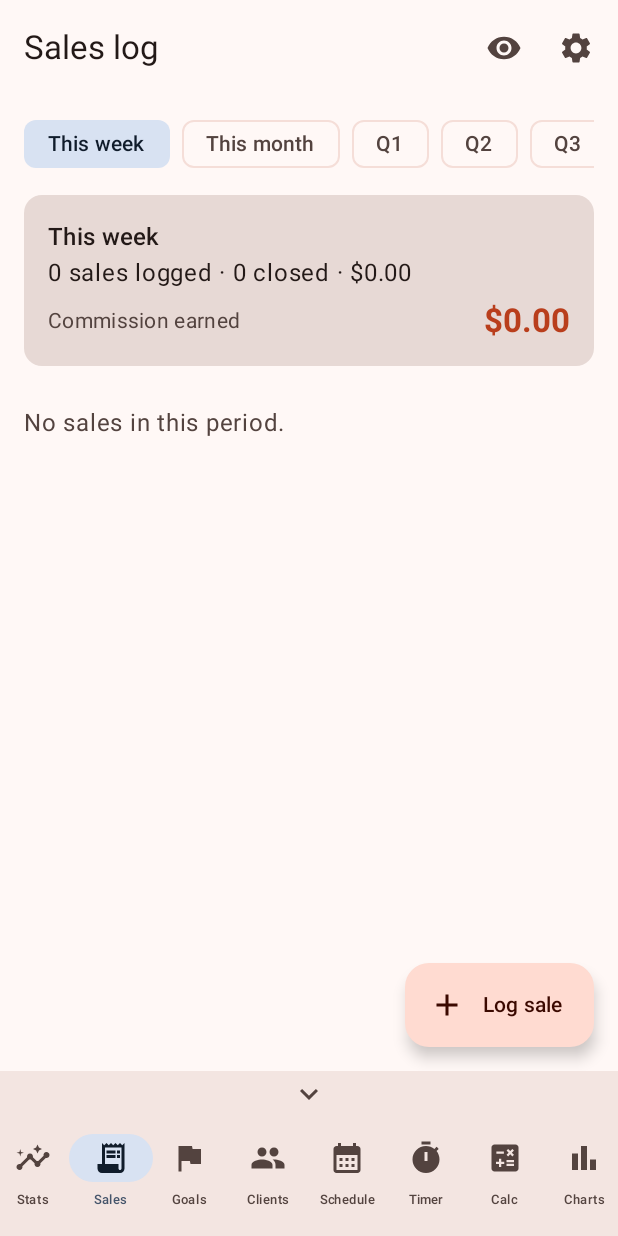
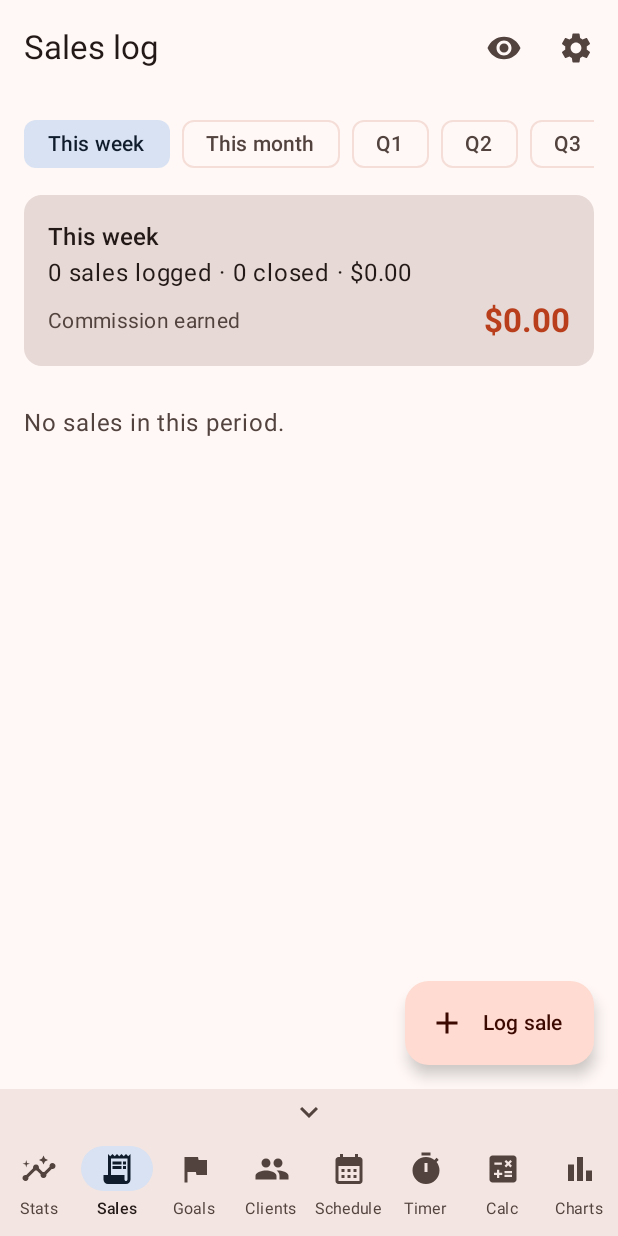
Before and after one commit to Ray-Aurelius/SalesTracker, an Android app built with Jetpack Compose: the composable SalesApp shown on its own in the app's theme, item 2 of the bottom bar chosen, on a phone screen of 412 x 824 dp. Run offline under Robolectric (Android 15) with nearby library versions, the phone set to English and light mode, and no system bars.

Commit message:
Custom bottom menu: every label fits with eight tabs
Co-Authored-By: Claude Opus 5.5 <noreply@anthropic.com>
Claude-Session: https://claude.ai/code/session_013fLhE5NWs9uEYnMEV2QD7t

```diff
--- a/app/src/main/java/com/salestracker/app/MainActivity.kt
+++ b/app/src/main/java/com/salestracker/app/MainActivity.kt
@@ -271,13 +271,14 @@ internal fun SalesApp(vm: AppViewModel, isDark: Boolean) {
     // In landscape a bottom bar leaves too little room for the page, so the menu goes to the side.
     val side = vm.menuOnLeft || config.screenHeightDp < 480
     // Bottom bar: 7 items share the width. Side menu: labels when they fit in 68dp, otherwise icons only.
-    val bottomItemWidth = (config.screenWidthDp - 8f * (labels.size - 1)) / labels.size - 6f
+    // Each item gets an equal slice of the width, with 2dp breathing room on each side of its label.
+    val bottomItemWidth = config.screenWidthDp.toFloat() / labels.size - 4f
     // Every label when they fit at a readable size; otherwise only the current page's name shows.
     // At normal text sizes every label shows (shrunk to fit, as before). With large text chosen,
     // labels that would end up tinier than 9pt give way to just the current page's name.
     val largeText = LocalDensity.current.fontScale > 1.15f
     val bottomAllLabels = rememberLabelSize(labels, bottomItemWidth, if (largeText) 9f else 7.5f)
-    val bottomLabelSize = bottomAllLabels ?: rememberLabelSize(labels, bottomItemWidth + 6f, 6.5f) ?: 7.sp
+    val bottomLabelSize = bottomAllLabels ?: rememberLabelSize(labels, bottomItemWidth, 6.5f) ?: 7.sp
     val sideLabelSize = rememberLabelSize(labels, 68f, 9f)
 
     LaunchedEffect(vm.pendingOpenDay) {
@@ -311,25 +312,11 @@ internal fun SalesApp(vm: AppViewModel, isDark: Boolean) {
                 Column {
                     MenuToggle(hidden = vm.menuHidden, side = false) { vm.changeMenuHidden(!vm.menuHidden) }
                     AnimatedVisibility(visible = !vm.menuHidden, enter = expandVertically(), exit = shrinkVertically()) {
-                        NavigationBar {
-                            Tab.entries.forEachIndexed { i, t ->
-                                NavigationBarItem(
-                                    selected = tab == t,
-                                    onClick = { tab = t },
-                                    icon = { Icon(t.icon, contentDescription = null) },
-                                    // One shared size for an even look; each label still shrinks a touch if its
-                                    // real space is narrower, so nothing is ever cut off.
-                                    label = {
-                                        FitText(
-                                            labels[i],
-                                            style = MaterialTheme.typography.labelMedium.copy(fontSize = bottomLabelSize),
-                                            minScale = 0.7f,
-                                        )
-                                    },
-                                    alwaysShowLabel = bottomAllLabels != null,
-                                )
-                            }
-                        }
+                        BottomMenu(
+                            labels = labels, selected = tab.ordinal,
+                            labelSize = bottomLabelSize, showAllLabels = bottomAllLabels != null,
+                            onSelect = { tab = Tab.entries[it] },
+                        )
                     }
                 }
             }
@@ -453,3 +440,46 @@ private fun SideMenu(labels: List<String>, selected: Int, labelSize: TextUnit?,
         }
     }
 }
+
+/**
+ * The bottom menu. Custom rather than the standard bar so each label can use the full width of its slot:
+ * with eight tabs on a phone, the standard bar's padding leaves no room for words like "Schedule".
+ */
+@Composable
+private fun BottomMenu(labels: List<String>, selected: Int, labelSize: TextUnit, showAllLabels: Boolean, onSelect: (Int) -> Unit) {
+    Row(
+        Modifier.fillMaxWidth().background(MaterialTheme.colorScheme.surfaceContainer)
+            .navigationBarsPadding().padding(top = 8.dp, bottom = 10.dp),
+    ) {
+        Tab.entries.forEachIndexed { i, t ->
+            val isSelected = i == selected
+            Column(
+                Modifier.weight(1f).selectable(selected = isSelected, role = Role.Tab, onClick = { onSelect(i) }),
+                horizontalAlignment = Alignment.CenterHorizontally,
+            ) {
+                Box(
+                    Modifier.size(width = 48.dp, height = 30.dp).clip(RoundedCornerShape(15.dp))
+                        .background(if (isSelected) MaterialTheme.colorScheme.secondaryContainer else androidx.compose.ui.graphics.Color.Transparent),
+                    contentAlignment = Alignment.Center,
+                ) {
+                    Icon(
+                        t.icon,
+                        // Named for screen readers when its label isn't shown.
+                        contentDescription = if (showAllLabels || isSelected) null else labels[i],
+                        tint = if (isSelected) MaterialTheme.colorScheme.onSecondaryContainer else MaterialTheme.colorScheme.onSurfaceVariant,
+                    )
+                }
+                if (showAllLabels || isSelected) {
+                    FitText(
+                        labels[i],
+                        style = MaterialTheme.typography.labelMedium.copy(fontSize = labelSize),
+                        fontWeight = if (isSelected) FontWeight.SemiBold else FontWeight.Normal,
+                        color = if (isSelected) MaterialTheme.colorScheme.onSurface else MaterialTheme.colorScheme.onSurfaceVariant,
+                        minScale = 0.8f,
+                        modifier = Modifier.padding(top = 4.dp, start = 2.dp, end = 2.dp),
+                    )
+                }
+            }
+        }
+    }
+}
```
